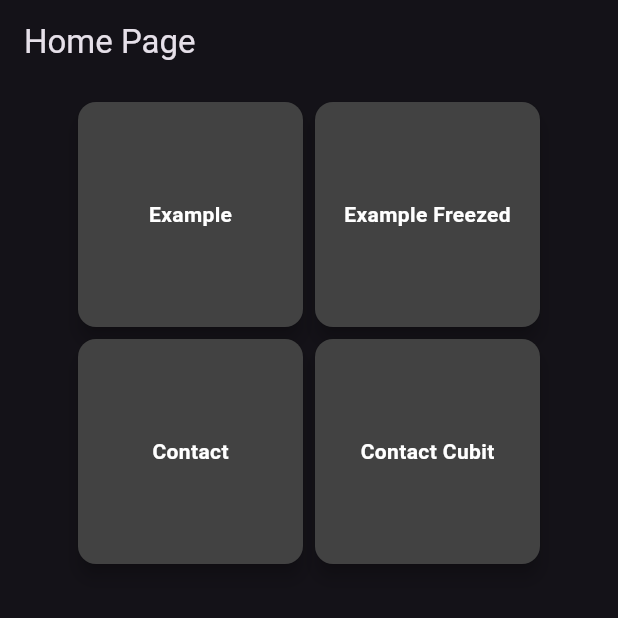
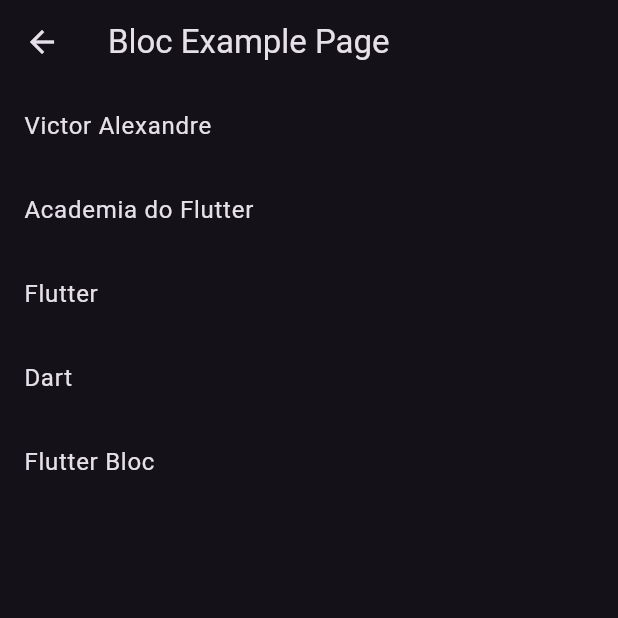
Before and after one commit to victorapc/contact_bloc, a Flutter app: the screen it shows after launch, after a tap on "Example", on a phone screen of 412 x 824 dp, the top half of it. Run offline on Flutter 3.47's test engine with Material 2 defaults, Android fonts, the phone set to English and light mode, and no system bars; our stand-ins replace bloc, flutter_bloc.

Commit message:
Bloc, configurando a estrutura bloc no example.

```diff
--- /dev/null
+++ b/lib/feature/bloc_example/bloc_estrutura_example/example_bloc.dart
@@ -0,0 +1,28 @@
+import 'dart:async';
+
+import 'package:flutter/foundation.dart';
+import 'package:bloc/bloc.dart';
+
+part 'example_state.dart';
+part 'example_event.dart';
+
+class ExampleBloc extends Bloc<ExampleEvent, ExampleState> {
+  ExampleBloc() : super(ExampleStateInitial()) {
+    on<ExampleFindNameEvent>(_findNames);
+  }
+
+  FutureOr<void> _findNames(
+    ExampleFindNameEvent event,
+    Emitter<ExampleState> emit,
+  ) async {
+    final names = [
+      'Victor Alexandre',
+      'Academia do Flutter',
+      'Flutter',
+      'Dart',
+      'Flutter Bloc',
+    ];
+
+    emit(ExampleStateData(names: names));
+  }
+}
--- /dev/null
+++ b/lib/feature/bloc_example/bloc_estrutura_example/example_event.dart
@@ -0,0 +1,9 @@
+part of 'example_bloc.dart';
+
+abstract class ExampleEvent {}
+
+class ExampleFindNameEvent extends ExampleEvent {}
+
+class ExampleAddNameEvent extends ExampleEvent {}
+
+class ExampleRemoveNameEvent extends ExampleEvent {}
--- /dev/null
+++ b/lib/feature/bloc_example/bloc_estrutura_example/example_state.dart
@@ -0,0 +1,14 @@
+part of 'example_bloc.dart';
+
+@immutable
+abstract class ExampleState {}
+
+class ExampleStateInitial extends ExampleState {}
+
+class ExampleStateData extends ExampleState {
+  final List<String> names;
+
+  ExampleStateData({
+    required this.names,
+  });
+}
--- /dev/null
+++ b/lib/feature/bloc_example/example_bloc_page.dart
@@ -0,0 +1,35 @@
+import 'package:contact_bloc/feature/bloc_example/bloc_estrutura_example/example_bloc.dart';
+import 'package:flutter/material.dart';
+import 'package:flutter_bloc/flutter_bloc.dart';
+
+class ExampleBlocPage extends StatelessWidget {
+  const ExampleBlocPage({super.key});
+
+  @override
+  Widget build(BuildContext context) {
+    return Scaffold(
+      appBar: AppBar(
+        title: const Text('Bloc Example Page'),
+      ),
+      body: BlocBuilder<ExampleBloc, ExampleState>(
+        builder: (context, state) {
+          if (state is ExampleStateData) {
+            return ListView.builder(
+              itemCount: state.names.length,
+              itemBuilder: (context, index) {
+                final name = state.names[index];
+                return ListTile(
+                  title: Text(name),
+                );
+              },
+            );
+          }
+
+          return const Center(
+            child: Text('Nenhum nome cadastrado.'),
+          );
+        },
+      ),
+    );
+  }
+}
--- a/lib/main.dart
+++ b/lib/main.dart
@@ -1,5 +1,8 @@
+import 'package:contact_bloc/feature/bloc_example/bloc_estrutura_example/example_bloc.dart';
+import 'package:contact_bloc/feature/bloc_example/example_bloc_page.dart';
 import 'package:contact_bloc/pages/home_page.dart';
 import 'package:flutter/material.dart';
+import 'package:flutter_bloc/flutter_bloc.dart';
 
 void main() {
   runApp(const MyApp());
@@ -12,13 +15,20 @@ class MyApp extends StatelessWidget {
   @override
   Widget build(BuildContext context) {
     return MaterialApp(
+      initialRoute: '/home',
       title: 'Flutter Demo',
       theme: ThemeData(
         //colorScheme: ColorScheme.fromSeed(seedColor: Colors.deepPurple),
         useMaterial3: true,
         brightness: Brightness.dark,
       ),
-      home: const HomePage(),
+      routes: {
+        '/home': (_) => const HomePage(),
+        '/bloc/example/': (_) => BlocProvider(
+              create: (_) => ExampleBloc()..add(ExampleFindNameEvent()),
+              child: const ExampleBlocPage(),
+            ),
+      },
     );
   }
 }
--- a/lib/pages/home_page.dart
+++ b/lib/pages/home_page.dart
@@ -19,7 +19,7 @@ class HomePage extends StatelessWidget {
                 ButtonCard(
                   title: 'Example',
                   onPressed: () {
-                    debugPrint('Example');
+                    Navigator.of(context).pushNamed('/bloc/example/');
                   },
                   width: 150,
                   height: 150,
--- a/pubspec.yaml
+++ b/pubspec.yaml
@@ -30,7 +30,8 @@ environment:
 dependencies:
   flutter:
     sdk: flutter
-
+  bloc: ^8.1.2
+  flutter_bloc: ^8.1.3
 
   # The following adds the Cupertino Icons font to your application.
   # Use with the CupertinoIcons class for iOS style icons.
```
Also changed, not shown: pubspec.lock.
